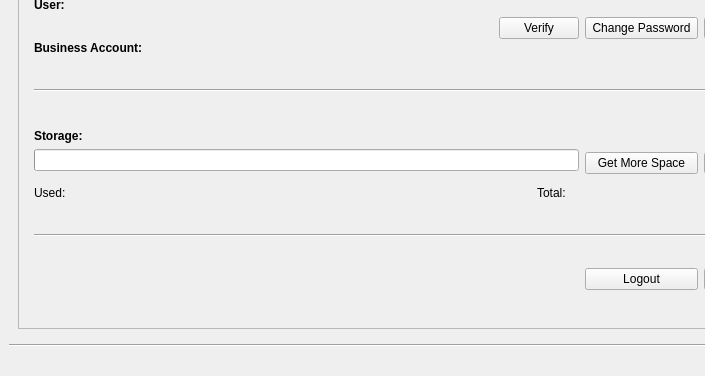
The window that pcloudwindow.ui (pcloudcom/psyncgui) describes before a commit, drawn with Qt 5; both pictures show x 0 to 705 and y 131 to 507 of the 838 by 507 pixel window.
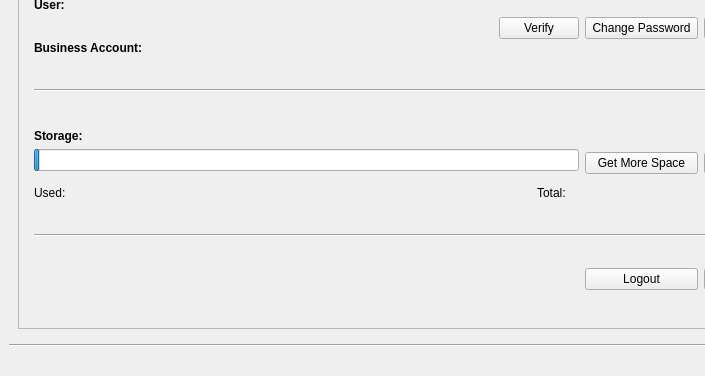
The same window after the commit. The open tabs and pages were chosen to show the change. Icons and pictures are not drawn.

The edit to the form file:
```diff
--- a/pcloudwindow.ui
+++ b/pcloudwindow.ui
@@ -265,6 +265,9 @@
                </item>
                <item>
                 <widget class="QProgressBar" name="progressBar_storage">
+                 <property name="value">
+                  <number>1</number>
+                 </property>
                  <property name="alignment">
                   <set>Qt::AlignBottom|Qt::AlignLeading|Qt::AlignLeft</set>
                  </property>
```
Left out of the diff: 4 changed lines with no effect on the pictures.
